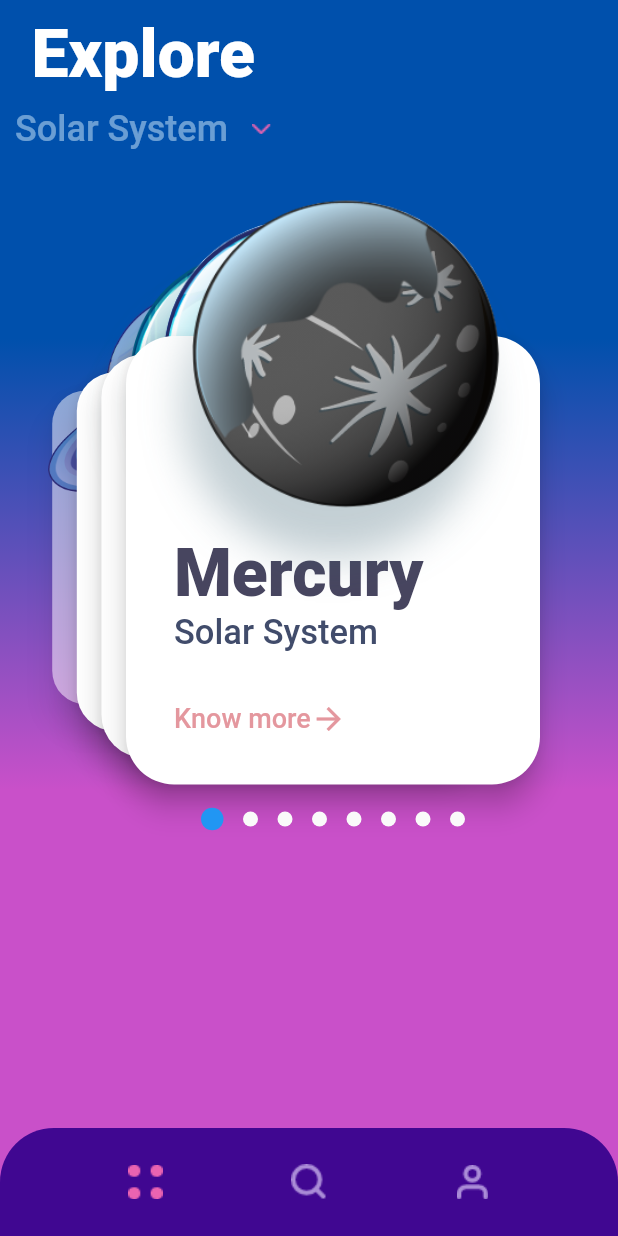
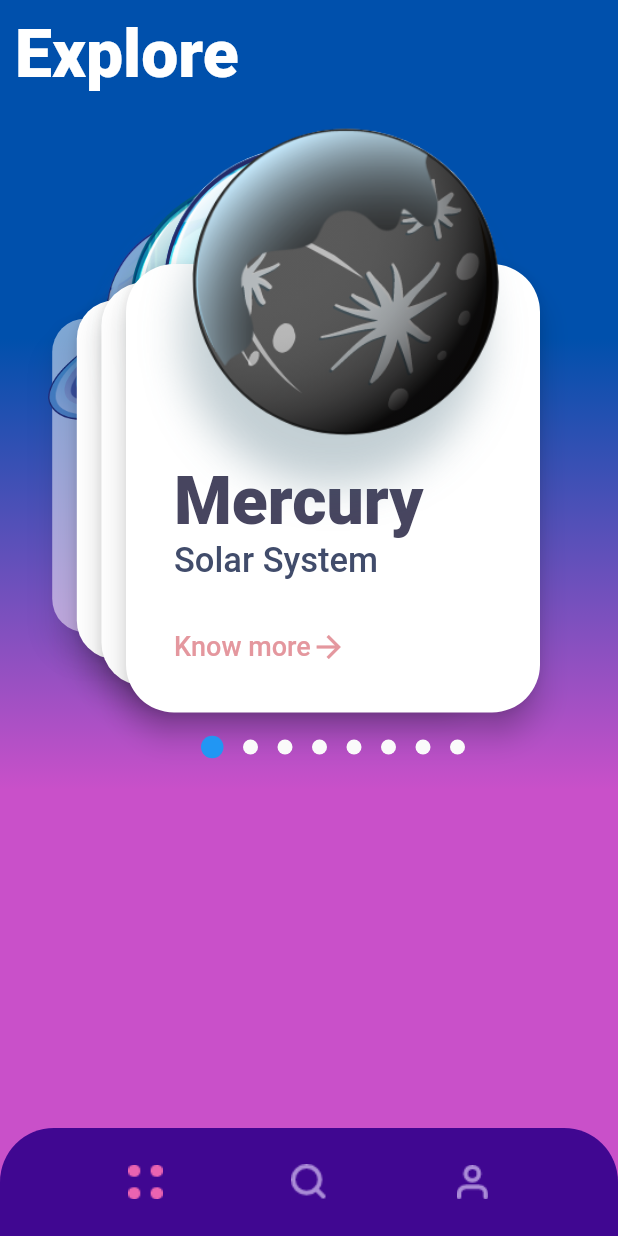
Before and after one commit to jsaintz/universe-ui, a Flutter app: the screen it shows after launch, on a phone screen of 412 x 824 dp. Run offline on Flutter 3.47's test engine with Material 2 defaults, Android fonts, the phone set to English and light mode, and no system bars; our stand-ins replace flutter_swiper; Roboto replaces fonts that are missing (Avenir).

Commit message:
App universe done.

```diff
--- a/lib/data.dart
+++ b/lib/data.dart
@@ -5,8 +5,8 @@ class PlanetInfo {
   final String description;
   final List<String> images;
 
-  PlanetInfo(int i,  {
-    this.position,
+  PlanetInfo(
+    this.position, {
     this.name,
     this.iconImage,
     this.description,
--- a/lib/home_page.dart
+++ b/lib/home_page.dart
@@ -1,6 +1,7 @@
 import 'package:flutter/material.dart';
 import 'package:flutter_swiper/flutter_swiper.dart';
 import 'package:universe/constants.dart';
+import 'package:universe/detail_page.dart';
 
 import 'data.dart';
 
@@ -42,28 +43,6 @@ class _HomePageState extends State<HomePage> {
                           fontWeight: FontWeight.w900),
                       textAlign: TextAlign.left,
                     ),
-                    DropdownButton(
-                      items: [
-                        DropdownMenuItem(
-                          child: Text(
-                            'Solar System',
-                            style: TextStyle(
-                              fontFamily: 'Avenir',
-                              fontSize: 24,
-                              color: const Color(0x7cdbf1ff),
-                              fontWeight: FontWeight.w500,
-                            ),
-                            textAlign: TextAlign.left,
-                          ),
-                        ),
-                      ],
-                      onChanged: (value) {},
-                      icon: Padding(
-                        padding: const EdgeInsets.only(left: 16.0),
-                        child: Image.asset('assets/drop_down_icon.png'),
-                      ),
-                      underline: SizedBox(),
-                    ),
                   ],
                 ),
               ),
@@ -82,8 +61,15 @@ class _HomePageState extends State<HomePage> {
                   ),
                   itemBuilder: (context, index) {
                     return InkWell(
-                      onTap: (){
-
+                      onTap: () {
+                        Navigator.push(
+                          context,
+                          PageRouteBuilder(
+                            pageBuilder: (context, a, b) => DetailPage(
+                              planetInfo: planets[index],
+                            ),
+                          ),
+                        );
                       },
                       child: Stack(
                         children: <Widget>[
@@ -153,7 +139,10 @@ class _HomePageState extends State<HomePage> {
                               ),
                             ],
                           ),
-                          Image.asset(planets[index].iconImage),
+                          Hero(
+                            tag: planets[index].position,
+                            child: Image.asset(planets[index].iconImage),
+                          ),
                         ],
                       ),
                     );
```
Also changed, not shown: lib/detail_page.dart (+126 -1 lines).
